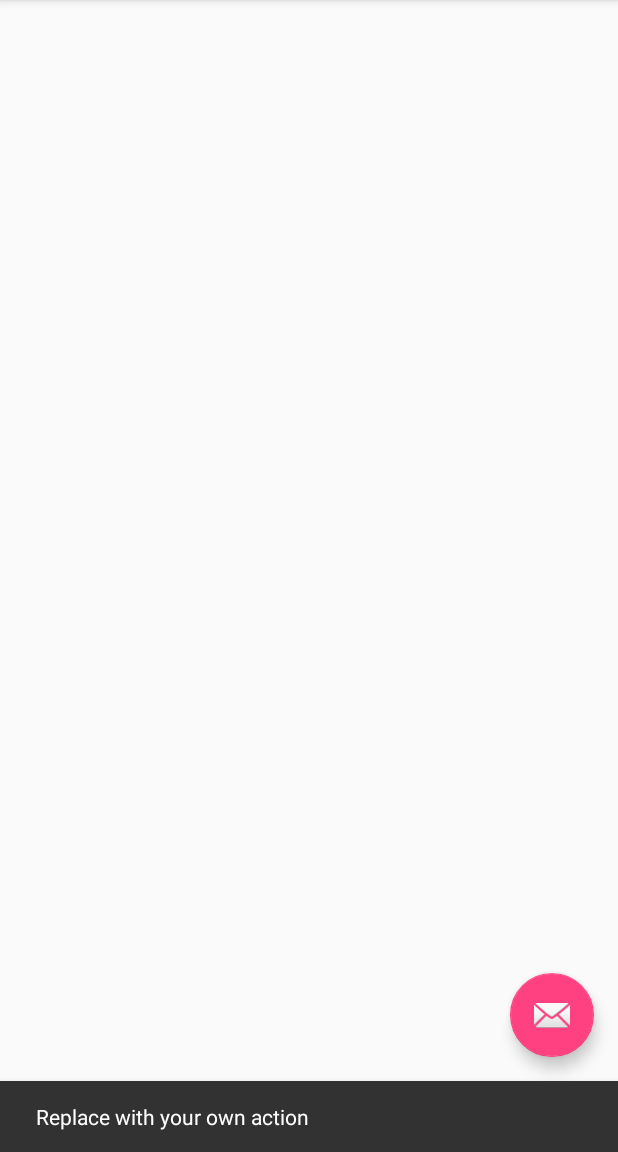
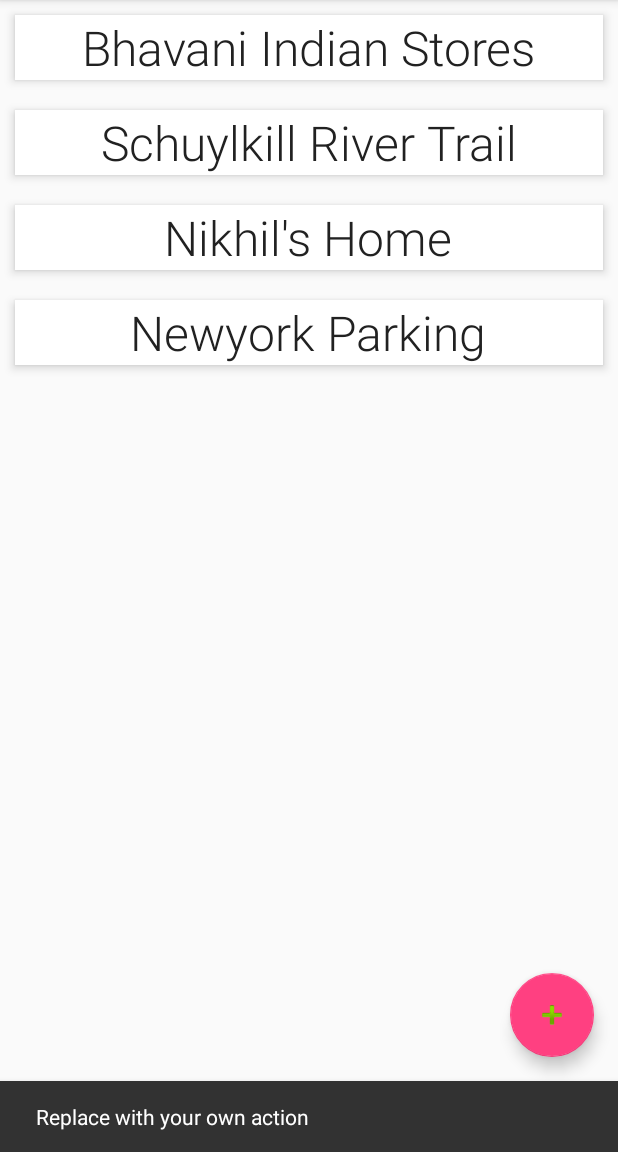
Before and after one commit to KarthicK10/AND_Capstone, an Android app: the screen it shows after launch (MainActivity), after a tap on an icon or button, on a phone screen of 412 x 824 dp, the part 84-1236 px from its top. Run offline under Robolectric (Android 15) with nearby library versions, the phone set to English and light mode, and no system bars.

Commit message:
feat: Main Activity UI mock.

```diff
--- a/MyPlaces/app/src/main/java/com/example/karthick/myplaces/MainActivityFragment.java
+++ b/MyPlaces/app/src/main/java/com/example/karthick/myplaces/MainActivityFragment.java
@@ -4,6 +4,8 @@ import android.content.Context;
 import android.os.Bundle;
 import android.support.annotation.Nullable;
 import android.support.v4.app.Fragment;
+import android.support.v7.widget.LinearLayoutManager;
+import android.support.v7.widget.RecyclerView;
 import android.view.LayoutInflater;
 import android.view.View;
 import android.view.ViewGroup;
@@ -12,6 +14,9 @@ import android.view.ViewGroup;
  * A placeholder fragment containing a simple view.
  */
 public class MainActivityFragment extends Fragment {
+
+    private RecyclerView mRecyclerView;
+    private PlacesAdapter mPlacesAdapter;
 
     public MainActivityFragment() {
     }
@@ -41,6 +46,24 @@ public class MainActivityFragment extends Fragment {
     @Override
     public View onCreateView(LayoutInflater inflater, ViewGroup container,
                              Bundle savedInstanceState) {
-        return inflater.inflate(R.layout.fragment_main, container, false);
+        View rootView = inflater.inflate(R.layout.fragment_main, container, false);
+
+        //Get a reference to the RecyclerView
+        mRecyclerView = (RecyclerView) rootView.findViewById(R.id.recyclerview_places);
+        //Set the layout manager
+        mRecyclerView.setLayoutManager(new LinearLayoutManager(getActivity()));
+        //Get reference to empty view
+        View emptyView = rootView.findViewById(R.id.recyclerview_places_empty);
+
+        // use this setting to improve performance if you know that changes
+        // in content do not change the layout size of the RecyclerView
+        mRecyclerView.setHasFixedSize(true);
+
+        //The PlacesAdapter will take data from a source and
+        //use it to populate the RecylcerView it's attached to.
+        mPlacesAdapter = new PlacesAdapter();
+        mRecyclerView.setAdapter(mPlacesAdapter);
+
+        return rootView;
     }
 }
--- /dev/null
+++ b/MyPlaces/app/src/main/java/com/example/karthick/myplaces/PlacesAdapter.java
@@ -0,0 +1,109 @@
+package com.example.karthick.myplaces;
+
+import android.support.v7.widget.RecyclerView;
+import android.view.LayoutInflater;
+import android.view.View;
+import android.view.ViewGroup;
+import android.widget.ListView;
+import android.widget.TextView;
+
+import java.util.Arrays;
+import java.util.List;
+
+/**
+ * Created by KarthicK on 12/24/2016.
+ *
+ * {@link PlacesAdapter} exposes a list of places
+ * from a {@link android.database.Cursor} to a {@link android.support.v7.widget.RecyclerView}.
+ */
+
+public class PlacesAdapter extends RecyclerView.Adapter<PlacesAdapter.PlacesAdapterViewHolder>{
+
+    public List<String> labelList = Arrays.asList(
+            "Bhavani Indian Stores",
+            "Schuylkill River Trail",
+            "Nikhil's Home",
+            "Newyork Parking"
+    );
+    /**
+     * Cache of child views for a places list item
+     */
+    public class PlacesAdapterViewHolder extends RecyclerView.ViewHolder{
+
+        public final TextView mLabelView;
+
+        public PlacesAdapterViewHolder (View view){
+            super(view);
+            mLabelView = (TextView) view.findViewById(R.id.list_item_place_label);
+        }
+    }
+
+
+    /**
+     * Called when RecyclerView needs a new {@link PlacesAdapterViewHolder} of the given type to represent
+     * an item.
+     * <p>
+     * This new ViewHolder should be constructed with a new View that can represent the items
+     * of the given type. You can either create a new View manually or inflate it from an XML
+     * layout file.
+     * <p>
+     * The new ViewHolder will be used to display items of the adapter using
+     * {@link #onBindViewHolder(PlacesAdapterViewHolder, int)}. Since it will be re-used to display
+     * different items in the data set, it is a good idea to cache references to sub views of
+     * the View to avoid unnecessary {@link View#findViewById(int)} calls.
+     *
+     * @param viewGroup   The ViewGroup into which the new View will be added after it is bound to
+     *                 an adapter position.
+     * @param viewType The view type of the new View.
+     * @return A new ViewHolder that holds a View of the given view type.
+     * @see #getItemViewType(int)
+     * @see #onBindViewHolder(PlacesAdapterViewHolder, int)
+     */
+    @Override
+    public PlacesAdapterViewHolder onCreateViewHolder(ViewGroup viewGroup, int viewType) {
+       if(viewGroup instanceof RecyclerView){
+           View view = LayoutInflater.from(viewGroup.getContext())
+                   .inflate(R.layout.list_item_place, viewGroup, false);
+           view.setFocusable(true);
+           return new PlacesAdapterViewHolder(view);
+       }
+       else{
+           throw new RuntimeException("Not bound to RecyclerView");
+       }
+    }
+
+    /**
+     * Called by RecyclerView to display the data at the specified position. This method should
+     * update the contents of the {@link PlacesAdapterViewHolder#itemView} to reflect the item at the given
+     * position.
+     * <p>
+     * Note that unlike {@link ListView}, RecyclerView will not call this method
+     * again if the position of the item changes in the data set unless the item itself is
+     * invalidated or the new position cannot be determined. For this reason, you should only
+     * use the <code>position</code> parameter while acquiring the related data item inside
+     * this method and should not keep a copy of it. If you need the position of an item later
+     * on (e.g. in a click listener), use {@link PlacesAdapterViewHolder#getAdapterPosition()} which will
+     * have the updated adapter position.
+     * <p>
+     * Override {@link #onBindViewHolder(PlacesAdapterViewHolder, int)}  instead if Adapter can
+     * handle efficient partial bind.
+     *
+     * @param holder   The ViewHolder which should be updated to represent the contents of the
+     *                 item at the given position in the data set.
+     * @param position The position of the item within the adapter's data set.
+     */
+    @Override
+    public void onBindViewHolder(PlacesAdapterViewHolder holder, int position) {
+        holder.mLabelView.setText(labelList.get(position));
+    }
+
+    /**
+     * Returns the total number of items in the data set held by the adapter.
+     *
+     * @return The total number of items in this adapter.
+     */
+    @Override
+    public int getItemCount() {
+        return labelList.size();
+    }
+}
--- /dev/null
+++ b/MyPlaces/app/src/main/res/drawable/touch_selector_white.xml
@@ -0,0 +1,33 @@
+<?xml version="1.0" encoding="utf-8"?>
+<!--
+     Copyright (C) 2015 The Android Open Source Project
+     Licensed under the Apache License, Version 2.0 (the "License");
+     you may not use this file except in compliance with the License.
+     You may obtain a copy of the License at
+
+          http://www.apache.org/licenses/LICENSE-2.0
+
+     Unless required by applicable law or agreed to in writing, software
+     distributed under the License is distributed on an "AS IS" BASIS,
+     WITHOUT WARRANTIES OR CONDITIONS OF ANY KIND, either express or implied.
+     See the License for the specific language governing permissions and
+     limitations under the License.
+ -->
+<!-- This selector works everywhere, but does not support ripple -->
+<selector xmlns:android="http://schemas.android.com/apk/res/android">
+    <item android:state_activated="true" android:state_focused="false"
+        android:drawable="@color/activated"/>
+
+    <item android:state_window_focused="false" android:drawable="@color/white" />
+
+    <!-- Even though these two point to the same resource, have two states so the drawable will invalidate itself when coming out of pressed state. -->
+    <item android:state_focused="true"  android:state_enabled="false" android:state_pressed="true" android:drawable="@drawable/abc_list_selector_holo_light" />
+    <item android:state_focused="true"  android:state_enabled="false"                              android:drawable="@drawable/abc_list_selector_holo_light" />
+    <item android:state_focused="true"                                android:state_pressed="true" android:drawable="@drawable/abc_list_selector_holo_light" />
+    <item android:state_focused="false"                               android:state_pressed="true" android:drawable="@drawable/abc_list_selector_holo_light" />
+    <item android:state_focused="true"                                                             android:drawable="@drawable/abc_list_selector_holo_light" />
+
+    <!-- Default, "just hangin' out" state.  This is part of
+         ActionBarCompat -->
+    <item android:drawable="@color/white" />
+</selector>
--- a/MyPlaces/app/src/main/res/layout/fragment_main.xml
+++ b/MyPlaces/app/src/main/res/layout/fragment_main.xml
@@ -1,4 +1,10 @@
 <?xml version="1.0" encoding="utf-8"?>
+<FrameLayout
+    xmlns:android="http://schemas.android.com/apk/res/android"
+    xmlns:app="http://schemas.android.com/apk/res-auto"
+    android:layout_width="match_parent"
+    android:layout_height="match_parent"
+    >
     <android.support.design.widget.CoordinatorLayout xmlns:android="http://schemas.android.com/apk/res/android"
         xmlns:app="http://schemas.android.com/apk/res-auto"
         xmlns:tools="http://schemas.android.com/tools"
@@ -21,6 +27,28 @@
 
         </android.support.design.widget.AppBarLayout>
 
+        <android.support.v7.widget.RecyclerView
+            android:id="@+id/recyclerview_places"
+            android:layout_width="match_parent"
+            android:layout_height="match_parent"
+            app:layout_behavior="@string/appbar_scrolling_view_behavior"/>
+
+        <!-- empty list -->
+
+        <TextView
+            android:id="@+id/recyclerview_places_empty"
+            android:layout_width="match_parent"
+            android:layout_height="match_parent"
+            app:layout_anchor="@+id/recyclerview_places"
+            app:layout_anchorGravity="fill"
+            android:gravity="center_horizontal"
+            android:paddingBottom="@dimen/activity_vertical_margin"
+            android:paddingEnd="@dimen/activity_horizontal_margin"
+            android:paddingLeft="@dimen/activity_horizontal_margin"
+            android:paddingRight="@dimen/activity_horizontal_margin"
+            android:paddingStart="@dimen/activity_horizontal_margin"
+            android:paddingTop="@dimen/activity_vertical_margin"
+            android:text="@string/empty_places_list"/>
 
         <android.support.design.widget.FloatingActionButton
             android:id="@+id/fab"
@@ -28,6 +56,9 @@
             android:layout_height="wrap_content"
             android:layout_gravity="bottom|end"
             android:layout_margin="@dimen/fab_margin"
-        app:srcCompat="@android:drawable/ic_dialog_email" />
+            app:srcCompat="@android:drawable/ic_input_add" />
 
     </android.support.design.widget.CoordinatorLayout>
+
+
+</FrameLayout>
--- /dev/null
+++ b/MyPlaces/app/src/main/res/layout/list_item_place.xml
@@ -0,0 +1,21 @@
+<?xml version="1.0" encoding="utf-8"?>
+<!--Layout of the place items in the list of main activity -->
+<LinearLayout xmlns:android="http://schemas.android.com/apk/res/android"
+    android:orientation="horizontal"
+    android:layout_width="match_parent"
+    android:layout_height="wrap_content"
+    android:background="@drawable/touch_selector_white"
+    android:elevation="4dp"
+    android:layout_margin="10dp"
+    android:gravity="center">
+
+    <TextView
+        android:id="@+id/list_item_place_label"
+        android:layout_width="wrap_content"
+        android:layout_height="wrap_content"
+        android:fontFamily="sans-serif-light"
+        android:textColor="@color/primary_text"
+        android:textSize="32sp"
+        />
+
+</LinearLayout>
--- a/MyPlaces/app/src/main/res/values/colors.xml
+++ b/MyPlaces/app/src/main/res/values/colors.xml
@@ -3,4 +3,8 @@
     <color name="colorPrimary">#3F51B5</color>
     <color name="colorPrimaryDark">#303F9F</color>
     <color name="colorAccent">#FF4081</color>
+    <!-- the activated state color -->
+    <color name="activated">#E0E0E0</color>
+    <color name="white">#FFFFFF</color>
+    <color name="primary_text">#212121</color>
 </resources>
--- a/MyPlaces/app/src/main/res/values/strings.xml
+++ b/MyPlaces/app/src/main/res/values/strings.xml
@@ -1,4 +1,7 @@
 <resources>
     <string name="app_name">My Places</string>
     <string name="action_settings">Settings</string>
+
+    <!-- Empty places database -->
+    <string name="empty_places_list">"Add the places that you need handy."</string>
 </resources>
```
Lines whose indentation alone changed are shown as unchanged.
